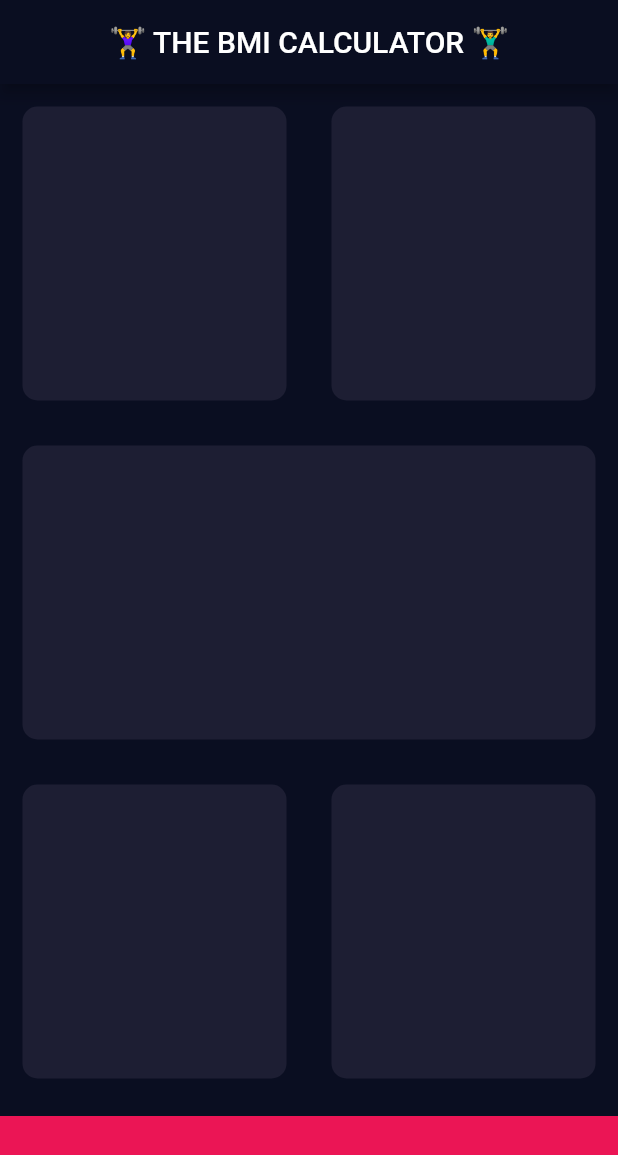
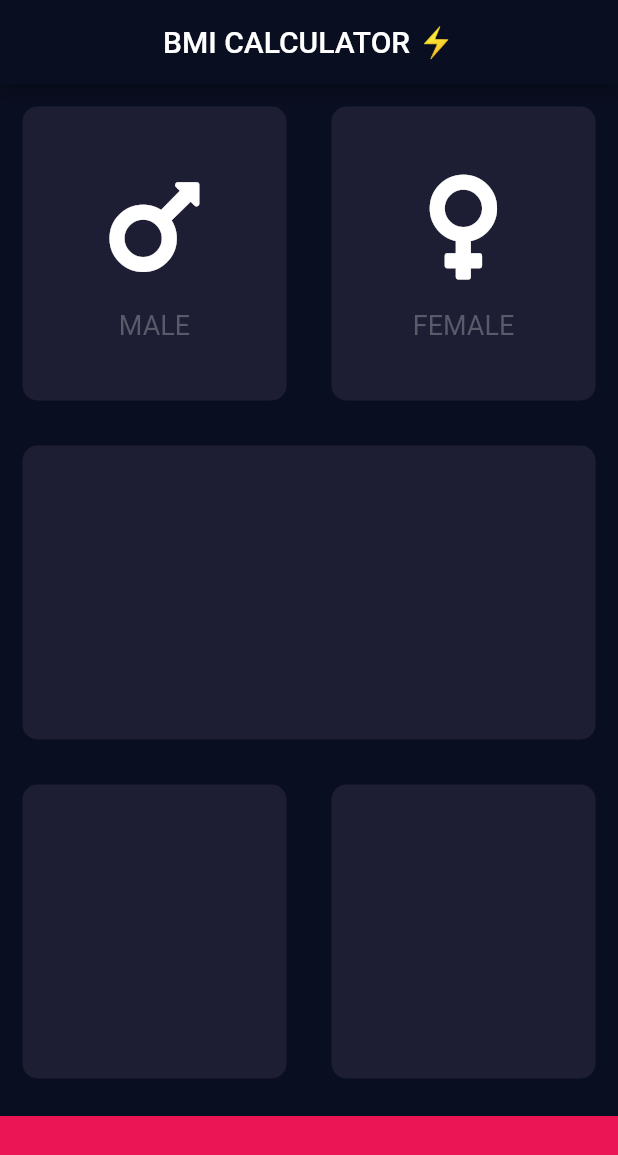
Before and after one commit to Eventyret/flutter-bmi-calc, a Flutter app: the screen it shows after launch, on a phone screen of 412 x 824 dp. Shown: the top 1155 px of the screen. Run offline on Flutter 3.47's test engine with Material 2 defaults, Android fonts, the phone set to English and light mode, and no system bars; our stand-ins replace font_awesome_flutter.

Commit message:
Added fontAwesome and refactored

```diff
--- /dev/null
+++ b/lib/icon_content.dart
@@ -0,0 +1,33 @@
+import 'package:flutter/material.dart';
+
+const labelTextStyle = TextStyle(
+  fontSize: 18.0,
+  color: Color(0xFF5A5A6B),
+);
+
+class IconContent extends StatelessWidget {
+  IconContent({this.icon, this.label});
+
+  final IconData icon;
+  final String label;
+
+  @override
+  Widget build(BuildContext context) {
+    return Column(
+      mainAxisAlignment: MainAxisAlignment.center,
+      children: <Widget>[
+        Icon(
+          icon,
+          size: 80.0,
+        ),
+        SizedBox(
+          height: 15.0,
+        ),
+        Text(
+          label.toUpperCase(),
+          style: labelTextStyle,
+        )
+      ],
+    );
+  }
+}
--- a/lib/input_page.dart
+++ b/lib/input_page.dart
@@ -1,4 +1,8 @@
 import 'package:flutter/material.dart';
+import 'package:flutter/widgets.dart';
+import 'package:font_awesome_flutter/font_awesome_flutter.dart';
+import 'icon_content.dart';
+import 'resuable_card.dart';
 
 const bottomContainerHeight = 80.0;
 const bottomContainerColor = Color(0xFFEB1555);
@@ -15,7 +19,7 @@
     return Scaffold(
         appBar: AppBar(
           title: Center(
-              child: Text('🏋️‍♀️ The Bmi Calculator 🏋️‍♂️'.toUpperCase())),
+              child: Text('Bmi Calculator ⚡'.toUpperCase())),
         ),
         body: Column(
           children: <Widget>[
@@ -23,10 +27,22 @@
                 child: Row(
               children: <Widget>[
                 Expanded(
-                  child: ReuseableCard(color: activeCardColor),
+                  child: ReuseableCard(
+                    color: activeCardColor,
+                    cardChild: IconContent(
+                      icon: FontAwesomeIcons.mars,
+                      label: 'Male',
+                    ),
+                  ),
                 ),
                 Expanded(
-                  child: ReuseableCard(color: activeCardColor),
+                  child: ReuseableCard(
+                    color: activeCardColor,
+                    cardChild: IconContent(
+                      icon: FontAwesomeIcons.venus,
+                      label: 'Female',
+                    ),
+                  ),
                 ),
               ],
             )),
@@ -54,19 +70,3 @@
         ));
   }
 }
-
-class ReuseableCard extends StatelessWidget {
-  ReuseableCard({@required this.color});
-  final Color color;
-
-  @override
-  Widget build(BuildContext context) {
-    return Container(
-      margin: EdgeInsets.all(15.0),
-      decoration: BoxDecoration(
-        borderRadius: BorderRadius.circular(10.0),
-        color: color,
-      ),
-    );
-  }
-}
--- /dev/null
+++ b/lib/resuable_card.dart
@@ -0,0 +1,20 @@
+import 'package:flutter/material.dart';
+
+class ReuseableCard extends StatelessWidget {
+  ReuseableCard({@required this.color, this.cardChild});
+  final Color color;
+
+  final Widget cardChild;
+
+  @override
+  Widget build(BuildContext context) {
+    return Container(
+      child: cardChild,
+      margin: EdgeInsets.all(15.0),
+      decoration: BoxDecoration(
+        borderRadius: BorderRadius.circular(10.0),
+        color: color,
+      ),
+    );
+  }
+}
--- a/pubspec.yaml
+++ b/pubspec.yaml
@@ -23,6 +23,7 @@
   # The following adds the Cupertino Icons font to your application.
   # Use with the CupertinoIcons class for iOS style icons.
   cupertino_icons: ^0.1.2
+  font_awesome_flutter:  ^8.4.0
 
 dev_dependencies:
   flutter_test:
```
Also changed, not shown: pubspec.lock.
